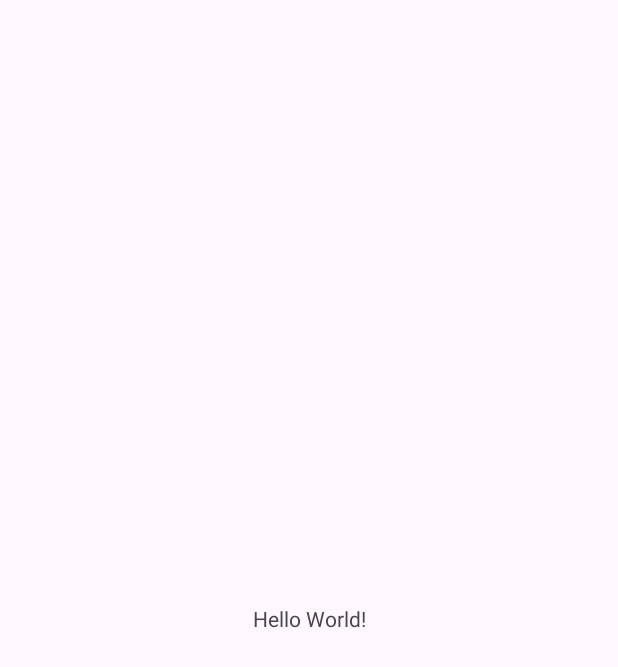
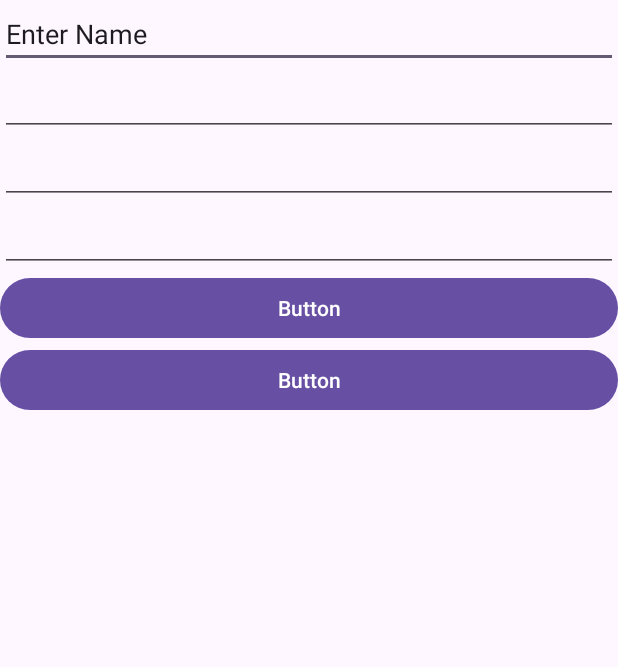
Before and after one commit to nuveenrakeesha/MADTutorial04, an Android app: the screen it shows after launch (MainActivity), on a phone screen of 412 x 824 dp. Before the commit the part shown is almost empty. Shown: the top 667 px of the screen. Run offline under Robolectric (Android 15) with nearby library versions, the phone set to English and light mode, and no system bars.

Commit message:
Initial Commit

```diff
--- a/app/src/main/res/layout/activity_main.xml
+++ b/app/src/main/res/layout/activity_main.xml
@@ -7,13 +7,50 @@
     android:layout_height="match_parent"
     tools:context=".MainActivity">
 
-    <TextView
-        android:layout_width="wrap_content"
-        android:layout_height="wrap_content"
-        android:text="Hello World!"
-        app:layout_constraintBottom_toBottomOf="parent"
-        app:layout_constraintEnd_toEndOf="parent"
-        app:layout_constraintStart_toStartOf="parent"
-        app:layout_constraintTop_toTopOf="parent" />
+    <LinearLayout
+        android:layout_width="match_parent"
+        android:layout_height="match_parent"
+        android:orientation="vertical">
 
+        <EditText
+            android:id="@+id/edtName"
+            android:layout_width="match_parent"
+            android:layout_height="wrap_content"
+            android:ems="10"
+            android:inputType="text"
+            android:text="Enter Name" />
+
+        <EditText
+            android:id="@+id/edtEmail"
+            android:layout_width="match_parent"
+            android:layout_height="wrap_content"
+            android:ems="10"
+            android:inputType="textEmailAddress" />
+
+        <EditText
+            android:id="@+id/edtPassword"
+            android:layout_width="match_parent"
+            android:layout_height="wrap_content"
+            android:ems="10"
+            android:inputType="textPassword" />
+
+        <EditText
+            android:id="@+id/edtReTypePassword"
+            android:layout_width="match_parent"
+            android:layout_height="wrap_content"
+            android:ems="10"
+            android:inputType="textPassword" />
+
+        <Button
+            android:id="@+id/btnSubmit"
+            android:layout_width="match_parent"
+            android:layout_height="wrap_content"
+            android:text="Button" />
+
+        <Button
+            android:id="@+id/btnCancel"
+            android:layout_width="match_parent"
+            android:layout_height="wrap_content"
+            android:text="Button" />
+    </LinearLayout>
 </androidx.constraintlayout.widget.ConstraintLayout>
```
